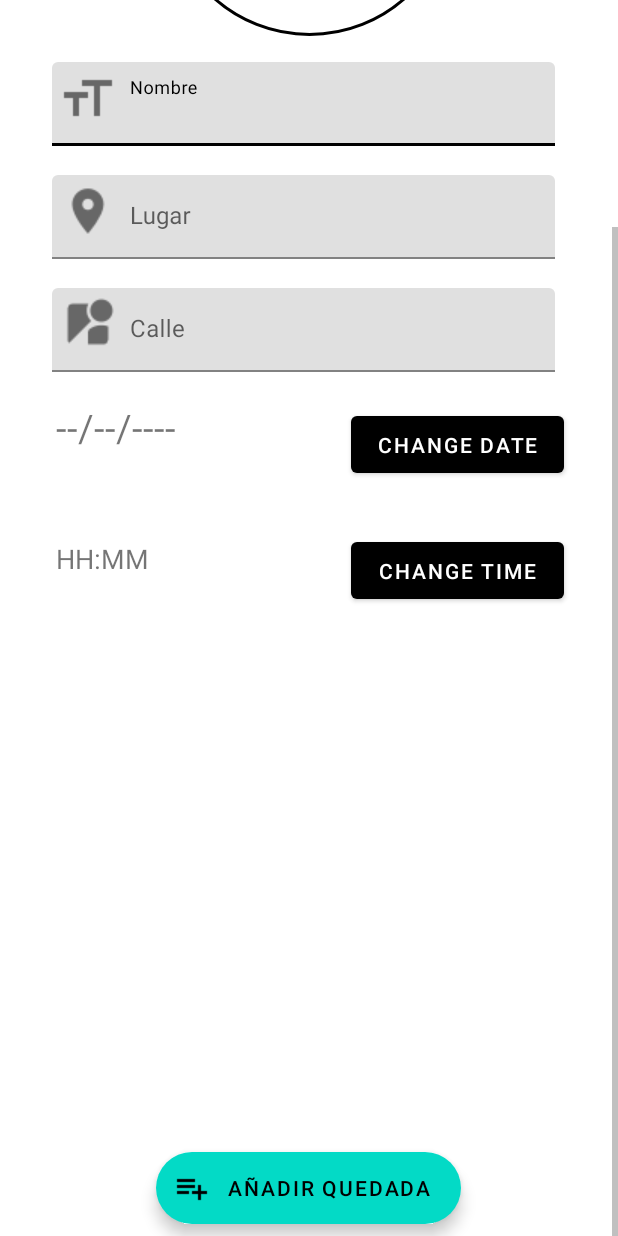
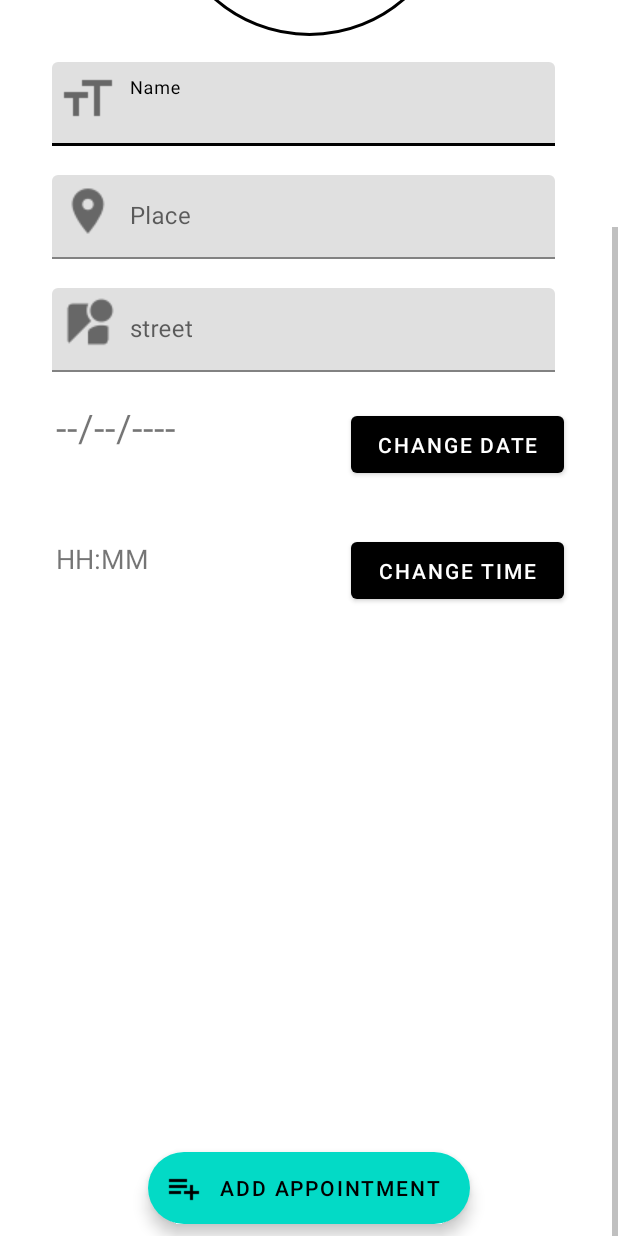
Before and after one commit to xlcod/SocialMeet, an Android app: the QuedadasAddActivity screen opened directly, with no data from a screen before it, scrolled down 185 dp, on a phone screen of 412 x 824 dp. Run offline under Robolectric (Android 15) with nearby library versions, the phone set to English and light mode, and no system bars; our stand-ins replace CircleImageView, Firebase (no records; nobody signed in at launch, a user with empty details on screens opened directly).

Commit message:
added string resources and visual changes

```diff
--- a/app/src/main/java/com/pernas/socialmeet/ui/MapActivity/MapsActivity.kt
+++ b/app/src/main/java/com/pernas/socialmeet/ui/MapActivity/MapsActivity.kt
@@ -41,7 +41,7 @@ class MapsActivity : AppCompatActivity(), OnMapReadyCallback {
 
         val bottomNavigation = findViewById<MeowBottomNavigation>(R.id.bottomNavigation)
         bottomNavigation.add(MeowBottomNavigation.Model(1, R.drawable.quedadas_icon))
-        bottomNavigation.add(MeowBottomNavigation.Model(2, R.drawable.profile_icon))
+        bottomNavigation.add(MeowBottomNavigation.Model(2, R.drawable.map_icon))
 
         bottomNavigation.show(2)
 
--- a/app/src/main/java/com/pernas/socialmeet/ui/quedadas/QuedadasActivity.kt
+++ b/app/src/main/java/com/pernas/socialmeet/ui/quedadas/QuedadasActivity.kt
@@ -72,7 +72,7 @@ class QuedadasActivity : AppCompatActivity(),QuedadasView {
         }
         val bottomNavigation = findViewById<MeowBottomNavigation>(R.id.bottomNavigation)
         bottomNavigation.add(MeowBottomNavigation.Model(1, R.drawable.quedadas_icon))
-        bottomNavigation.add(MeowBottomNavigation.Model(2, R.drawable.profile_icon))
+        bottomNavigation.add(MeowBottomNavigation.Model(2, R.drawable.map_icon))
 
         bottomNavigation.show(1)
 
--- a/app/src/main/res/layout/activity_profile.xml
+++ b/app/src/main/res/layout/activity_profile.xml
@@ -58,7 +58,7 @@
             android:layout_below="@+id/username_field"
             android:layout_centerHorizontal="true"
             android:fontFamily="sans-serif"
-            android:text="Datos de Usuario"
+            android:text="@string/user_data"
             android:textAllCaps="true"
             android:textColor="@color/address"
             android:textSize="14sp" />
@@ -149,7 +149,7 @@
                 <TextView
                     android:layout_width="wrap_content"
                     android:layout_height="wrap_content"
-                    android:text="Username"
+                    android:text="@string/username"
                     android:textColor="@color/colorPrimaryDark"
                     android:textSize="13sp" />
 
--- a/app/src/main/res/layout/activity_quedadas_add.xml
+++ b/app/src/main/res/layout/activity_quedadas_add.xml
@@ -51,7 +51,7 @@
                     android:id="@+id/lugarTextAdd"
                     android:layout_width="335dp"
                     android:layout_height="wrap_content"
-                    android:hint="Lugar"
+                    android:hint="@string/place"
                     android:inputType="textEmailAddress" />
             </com.google.android.material.textfield.TextInputLayout>
 
@@ -72,7 +72,7 @@
                     android:layout_width="335dp"
                     android:layout_height="wrap_content"
                     android:layout_marginEnd="60dp"
-                    android:hint="Calle"
+                    android:hint="@string/street"
                     android:inputType="textEmailAddress" />
             </com.google.android.material.textfield.TextInputLayout>
 
@@ -93,7 +93,7 @@
                     android:layout_width="335dp"
                     android:layout_height="wrap_content"
                     android:layout_marginEnd="60dp"
-                    android:hint="Nombre"
+                    android:hint="@string/quedada_name"
                     android:inputType="textEmailAddress" />
             </com.google.android.material.textfield.TextInputLayout>
 
@@ -127,7 +127,7 @@
                 android:layout_height="50dp"
                 android:layout_marginTop="16dp"
                 android:layout_marginEnd="36dp"
-                android:text="Change Date"
+                android:text="@string/change_date"
                 app:layout_constraintEnd_toEndOf="parent"
                 app:layout_constraintTop_toBottomOf="@+id/calleInputLayout" />
 
@@ -150,7 +150,7 @@
                 android:layout_height="50dp"
                 android:layout_marginTop="34dp"
                 android:layout_marginEnd="36dp"
-                android:text="Change time"
+                android:text="@string/change_time"
                 app:layout_constraintEnd_toEndOf="parent"
                 app:layout_constraintTop_toBottomOf="@+id/button_date_1" />
 
@@ -175,7 +175,7 @@
             android:layout_height="wrap_content"
             android:layout_gravity="center_vertical|center_horizontal"
             android:layout_margin="8dp"
-            android:text="Añadir Quedada"
+            android:text="@string/add_quedada"
             app:icon="@drawable/add_icon"
             app:layout_anchorGravity="bottom|right|end" />
     </LinearLayout>
--- a/app/src/main/res/values/strings.xml
+++ b/app/src/main/res/values/strings.xml
@@ -1,4 +1,17 @@
 <resources>
-    <string name="app_name">SocialMeet</string>
-    <string name="title_activity_maps">Map</string>
+    <string name="app_name" translatable="false">SocialMeet</string>
+    <string name="title_activity_maps" translatable="false">Map</string>
+    <string name="password">Password</string>
+    <string name="login">Login</string>
+    <string name="minimun">Minimum of 6 characters</string>
+    <string name="register">Register</string>
+    <string name="username">Username</string>
+    <string name="signup">SIGN UP</string>
+    <string name="user_data">User Data</string>
+    <string name="quedada_name">Name</string>
+    <string name="place">Place</string>
+    <string name="street">street</string>
+    <string name="change_date">CHANGE DATE</string>
+    <string name="change_time">CHANGE TIME</string>
+    <string name="add_quedada">Add Appointment</string>
 </resources>
```
Also changed, not shown: app/src/main/res/layout/activity_main.xml (+9 -17 lines), app/src/main/res/layout/activity_registrer.xml (+14 -20 lines), app/src/main/java/com/pernas/socialmeet/ui/data/remote/RemoteRepoCalls.kt (line endings or trailing spaces), app/src/main/res/drawable-v24/map_icon.png (added), 1 other file.
